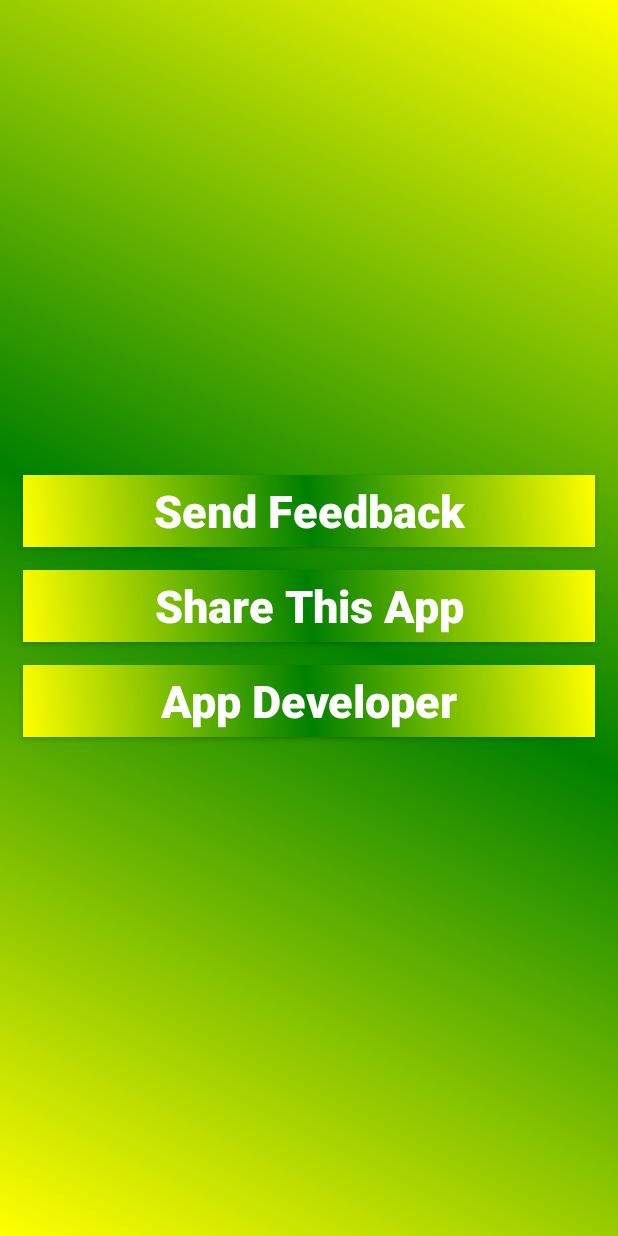
After one commit to Mashuir/BloodApp, an Android app: the AboutTheApp screen opened directly, with no data from a screen before it, on a phone screen of 412 x 824 dp. The commit adds this screen. Run offline under Robolectric (Android 15) with nearby library versions, the phone set to English and light mode, and no system bars.

```diff
--- a/app/src/main/AndroidManifest.xml
+++ b/app/src/main/AndroidManifest.xml
@@ -1,7 +1,8 @@
 <?xml version="1.0" encoding="utf-8"?>
 <manifest xmlns:android="http://schemas.android.com/apk/res/android"
     package="com.example.user.bloodapp">
-    <uses-permission android:name="android.permission.INTERNET"></uses-permission>
+
+    <uses-permission android:name="android.permission.INTERNET" />
 
     <application
         android:allowBackup="true"
@@ -25,7 +26,8 @@
         <activity android:name=".BeAdonor" />
         <activity android:name=".SendSms" />
         <activity android:name=".SendFeedback" />
-        <activity android:name=".findBloodGroup"></activity>
+        <activity android:name=".findBloodGroup" />
+        <activity android:name=".AboutTheApp"></activity>
     </application>
 
 </manifest>
--- /dev/null
+++ b/app/src/main/res/layout/activity_about_the_app.xml
@@ -0,0 +1,55 @@
+<?xml version="1.0" encoding="utf-8"?>
+<LinearLayout
+    xmlns:android="http://schemas.android.com/apk/res/android"
+    xmlns:tools="http://schemas.android.com/tools"
+    android:layout_width="match_parent"
+    android:layout_height="match_parent"
+    android:gravity="center"
+    android:background="@drawable/radient_background"
+    android:orientation="vertical"
+    tools:context="com.example.user.bloodapp.AboutTheApp">
+
+    <Button
+        android:id="@+id/sendFeedback"
+        android:layout_width="match_parent"
+        android:layout_height="wrap_content"
+        android:layout_marginStart="15dp"
+        android:layout_marginEnd="15dp"
+        android:layout_marginBottom="15dp"
+        android:text="@string/feedback_in_about_app"
+        android:textAllCaps="false"
+        android:textSize="30sp"
+        android:background="@drawable/radient_background"
+        android:textColor="@android:color/white"
+        android:textStyle="bold"
+        android:onClick="AboutTheAppBtn"/>
+    <Button
+        android:id="@+id/shareTheApp"
+        android:layout_width="match_parent"
+        android:layout_height="wrap_content"
+        android:layout_marginStart="15dp"
+        android:layout_marginEnd="15dp"
+        android:layout_marginBottom="15dp"
+        android:text="@string/share_this_app"
+        android:textAllCaps="false"
+        android:textSize="30sp"
+        android:background="@drawable/radient_background"
+        android:textColor="@android:color/white"
+        android:textStyle="bold"
+        android:onClick="AboutTheAppBtn"/>
+    <Button
+        android:id="@+id/appDeveloper"
+        android:layout_width="match_parent"
+        android:layout_height="wrap_content"
+        android:layout_marginStart="15dp"
+        android:layout_marginEnd="15dp"
+        android:layout_marginBottom="15dp"
+        android:text="@string/app_developer"
+        android:textAllCaps="false"
+        android:textSize="30sp"
+        android:background="@drawable/radient_background"
+        android:textColor="@android:color/white"
+        android:textStyle="bold"
+        android:onClick="AboutTheAppBtn"/>
+
+</LinearLayout>
--- a/app/src/main/res/layout/activity_main.xml
+++ b/app/src/main/res/layout/activity_main.xml
@@ -244,7 +244,7 @@
         <!-- row3 column2 -->
 
         <android.support.v7.widget.CardView
-            android:id="@+id/sendFeedback"
+            android:id="@+id/aboutTheApp"
             android:layout_height="0dp"
             android:layout_width="0dp"
             android:layout_columnWeight="1"
--- a/app/src/main/res/values/strings.xml
+++ b/app/src/main/res/values/strings.xml
@@ -9,7 +9,7 @@
     <string name="be_a_donor">Be A Donor</string>
     <string name="find_in_hospital">Find in\nHospital</string>
     <string name="sent_sms">send sms in Contact</string>
-    <string name="send_feedback">Send Feedback</string>
+    <string name="send_feedback">About This App</string>
     <string name="md_mashiur_rahman">Md.Mashiur Rahman</string>
     <string name="find_blood_icon">find_blood_icon</string>
     <string name="findBloodinHospitalIcon">find_blood_in_hospital_icon</string>
@@ -117,5 +117,13 @@
     </string-array>
 
     <string name="chooseBloodGroup">Choose Your Blood Group :</string>
+    <string name="facebook_icon">facebook_icon</string>
+    <string name="twitter_icon">twitter_icon</string>
+    <string name="gmail_icon">gmail_icon</string>
+    <string name="feedback_in_about_app">Send Feedback</string>
+    <string name="share_this_app">Share This App</string>
+    <string name="app_developer">App Developer</string>
+    <string name="developer_image">developer image</string>
+    <string name="md_mashuir_rahman">Md. Mashuir Rahman</string>
 
 </resources>
```
Also changed, not shown: app/src/main/java/com/example/user/bloodapp/AboutTheApp.java (added, +83 -0 lines), app/src/main/java/com/example/user/bloodapp/MainActivity.java (+28 -4 lines), app/src/main/res/layout/appdeveloper.xml (added, +70 -0 lines), app/src/main/res/drawable/exit.png (added), app/src/main/res/drawable/facebook.png (added), app/src/main/res/drawable/gmail.png (added), app/src/main/res/drawable/twitter.png (added).
